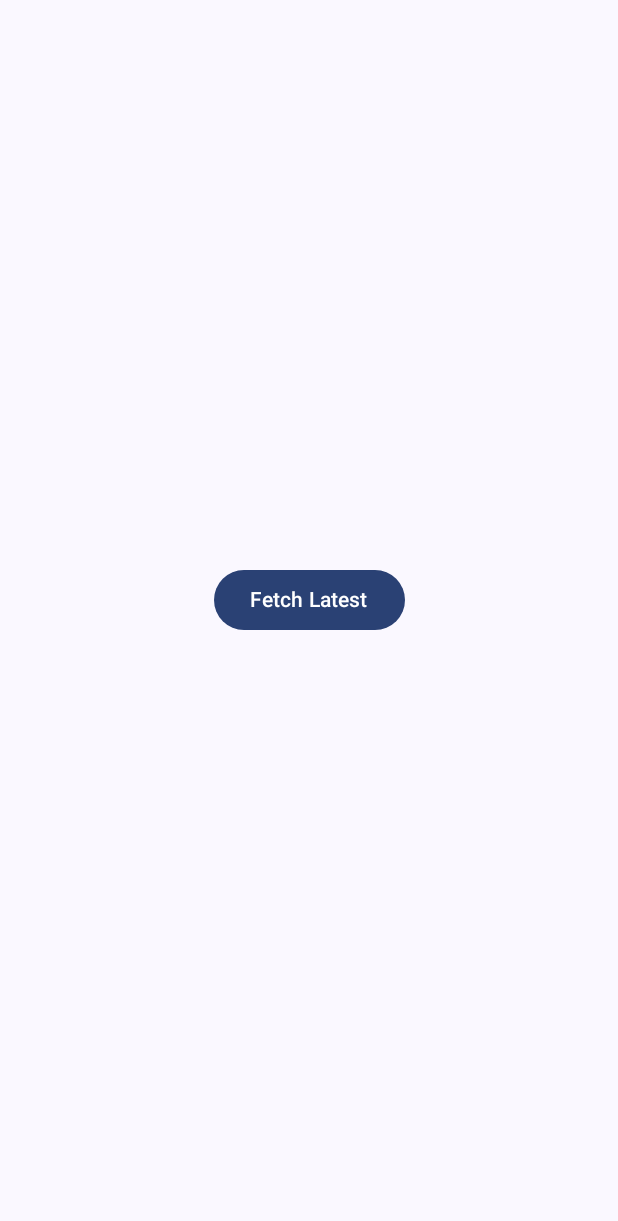
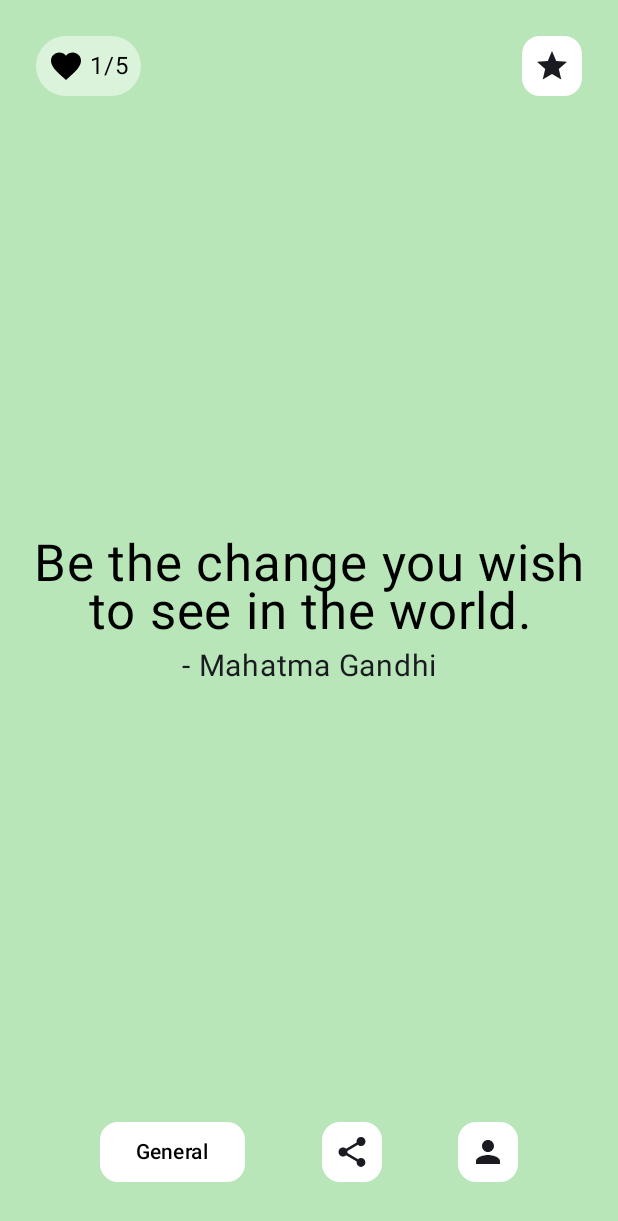
Before and after one commit to UsamaSabirrr/daily-quote, an Android app built with Jetpack Compose: the screen it shows after launch (MainActivity), on a phone screen of 412 x 824 dp. Shown: the top 1221 px of the screen. Run offline under Robolectric (Android 15) with nearby library versions, the phone set to English and light mode, and no system bars; our stand-ins replace Room's generated code; 1 statement that could not run was skipped.

Commit message:
quote color change done.

```diff
--- a/app/build.gradle.kts
+++ b/app/build.gradle.kts
@@ -2,6 +2,7 @@ plugins {
     alias(libs.plugins.android.application)
     alias(libs.plugins.kotlin.android)
     alias(libs.plugins.kotlin.compose)
+    id("com.google.devtools.ksp")
 }
 
 android {
@@ -41,7 +42,11 @@ android {
 }
 
 dependencies {
+    val roomVersion = "2.6.1"
 
+    implementation("androidx.room:room-runtime:$roomVersion")
+    implementation("androidx.room:room-ktx:$roomVersion")
+    ksp("androidx.room:room-compiler:$roomVersion")
     implementation(libs.androidx.core.ktx)
     implementation(libs.androidx.lifecycle.runtime.ktx)
     implementation(libs.androidx.activity.compose)
--- a/app/src/main/java/com/example/myapplication/MainActivity.kt
+++ b/app/src/main/java/com/example/myapplication/MainActivity.kt
@@ -4,63 +4,75 @@ import android.os.Bundle
 import androidx.activity.ComponentActivity
 import androidx.activity.compose.setContent
 import androidx.activity.enableEdgeToEdge
-import androidx.compose.foundation.layout.Arrangement
-import androidx.compose.foundation.layout.Column
-import androidx.compose.foundation.layout.fillMaxHeight
 import androidx.compose.foundation.layout.fillMaxSize
-import androidx.compose.foundation.layout.fillMaxWidth
-import androidx.compose.material3.Button
-import androidx.compose.material3.CircularProgressIndicator
 import androidx.compose.material3.Scaffold
-import androidx.compose.material3.Text
 import androidx.compose.runtime.collectAsState
 import androidx.compose.runtime.getValue
-import androidx.compose.runtime.remember
-import androidx.compose.ui.Alignment
 import androidx.compose.ui.Modifier
+import androidx.room.Room
 import androidx.work.WorkManager
+import com.example.myapplication.network.AppDatabase
 import com.example.myapplication.network.QuoteRepository
 import com.example.myapplication.presentation.QuoteIntent
 import com.example.myapplication.presentation.QuoteViewModel
 import com.example.myapplication.ui.theme.MyApplicationTheme
+import com.example.myapplication.view.QuoteScreen
 import kotlinx.coroutines.CoroutineScope
 import kotlinx.coroutines.Dispatchers
-import kotlinx.coroutines.launch
 
 class MainActivity : ComponentActivity() {
     val workManager = WorkManager.getInstance()
     val quoteRepository = QuoteRepository()
-    private val viewModel = QuoteViewModel(workManager,quoteRepository)
+
     override fun onCreate(savedInstanceState: Bundle?) {
         super.onCreate(savedInstanceState)
         enableEdgeToEdge()
         setContent {
+            val db = Room.databaseBuilder(
+                applicationContext,
+                AppDatabase::class.java, "quote-database"
+            ).build()
+            val viewModel = QuoteViewModel(workManager,quoteRepository,db)
+
             val state by viewModel.state.collectAsState()
             val scope = CoroutineScope(Dispatchers.Main)
 
             MyApplicationTheme {
                 Scaffold(modifier = Modifier.fillMaxSize()) { innerPadding ->
-                    Column(
-                        modifier = Modifier.fillMaxHeight().fillMaxWidth(),
-                        verticalArrangement = Arrangement.Center, horizontalAlignment = Alignment.CenterHorizontally) {
-                        if(state.isLoading){
-                            CircularProgressIndicator()
-                        }else {
-                            Column {
-                                Button(
-                                    onClick = {
-                                        scope.launch(Dispatchers.IO) {
-                                            viewModel.processIntent(QuoteIntent.FetchQuote)
-                                        }
-                                    }) {
-                                    Text("Fetch Latest")
-                                }
-                                Text(state.quote?.title ?: "")
-                            }
-                        }
-                    }
+                    QuoteScreen(quoteColor = state.quoteColor, changeQuoteColor ={color ->
+                        viewModel.processIntent(QuoteIntent.ChangeQuoteColor(color))
+                    })
                 }
             }
         }
     }
 }
+
+//will need to add these changes too
+
+//@Composable
+//fun QuoteUI(state: QuoteState){
+//    Column(
+//        modifier = Modifier.fillMaxHeight().fillMaxWidth(),
+//        verticalArrangement = Arrangement.Center, horizontalAlignment = Alignment.CenterHorizontally) {
+//        if(state.isLoading){
+//            CircularProgressIndicator()
+//        }else {
+//            Column {
+//                Button(
+//                    onClick = {
+//                        scope.launch(Dispatchers.IO) {
+//                            viewModel.processIntent(QuoteIntent.FetchQuote)
+//                        }
+//                    }) {
+//                    Text("Fetch Latest")
+//                }
+//                Text(state.quote?.title ?: "")
+//            }
+//            Column {
+//                for (i in 0 until (state.quoteList?.size ?: 0))
+//                    state.quoteList?.get(i)?.quote?.let { Text(it) }
+//            }
+//        }
+//    }
+//}
--- a/app/src/main/java/com/example/myapplication/domain/Quote.kt
+++ b/app/src/main/java/com/example/myapplication/domain/Quote.kt
@@ -6,4 +6,5 @@ import retrofit2.http.GET
 data class Quote(
     val id: String,
     val title: String,
+    val author:String? = null
 )
--- /dev/null
+++ b/app/src/main/java/com/example/myapplication/network/storage.kt
@@ -0,0 +1,31 @@
+package com.example.myapplication.network
+
+import androidx.room.ColumnInfo
+import androidx.room.Dao
+import androidx.room.Database
+import androidx.room.Entity
+import androidx.room.Insert
+import androidx.room.PrimaryKey
+import androidx.room.Query
+import androidx.room.RoomDatabase
+
+@Entity
+data class QuoteLocal(
+    @PrimaryKey val uid: String,
+    @ColumnInfo(name = "title") val quote: String?,
+)
+
+@Dao
+interface QuoteDao {
+    @Query("SELECT * FROM quotelocal")
+    fun getAll(): List<QuoteLocal>
+
+    @Insert
+    fun insertQuote(vararg users: QuoteLocal)
+
+}
+
+@Database(entities = [QuoteLocal::class], version = 1)
+abstract class AppDatabase : RoomDatabase() {
+    abstract fun quoteDao(): QuoteDao
+}
--- a/app/src/main/java/com/example/myapplication/presentation/QuoteIntent.kt
+++ b/app/src/main/java/com/example/myapplication/presentation/QuoteIntent.kt
@@ -2,7 +2,5 @@ package com.example.myapplication.presentation
 
 sealed class QuoteIntent {
     object FetchQuote : QuoteIntent()
-
-//    object ScheduleDailyQuote : QuoteIntent()
-//    object CancelDailyQuote : QuoteIntent()
+    data class ChangeQuoteColor(val color: androidx.compose.ui.graphics.Color) : QuoteIntent()
 }
--- a/app/src/main/java/com/example/myapplication/presentation/QuoteState.kt
+++ b/app/src/main/java/com/example/myapplication/presentation/QuoteState.kt
@@ -1,10 +1,14 @@
 package com.example.myapplication.presentation
 
+import androidx.compose.ui.graphics.Color
 import com.example.myapplication.domain.Quote
+import com.example.myapplication.network.QuoteLocal
 
 data class QuoteState(
     val quote: Quote? = null,
+    val quoteList:List<QuoteLocal>? = null,
     val isLoading: Boolean = false,
     val error: String? = null,
-    val isDailyQuoteScheduled: Boolean = false
+    val isDailyQuoteScheduled: Boolean = false,
+    val quoteColor:Color = Color.Black
 )
--- a/app/src/main/java/com/example/myapplication/presentation/QuoteViewModel.kt
+++ b/app/src/main/java/com/example/myapplication/presentation/QuoteViewModel.kt
@@ -4,30 +4,41 @@ import androidx.lifecycle.ViewModel
 import androidx.lifecycle.viewModelScope
 import androidx.work.Constraints
 import androidx.work.NetworkType
-import androidx.work.OneTimeWorkRequest
 import androidx.work.OneTimeWorkRequestBuilder
 import androidx.work.WorkManager
 import com.example.myapplication.domain.Quote
+import com.example.myapplication.network.AppDatabase
 import com.example.myapplication.network.QuoteRepository
 import kotlinx.coroutines.Dispatchers
 import kotlinx.coroutines.flow.MutableStateFlow
 import kotlinx.coroutines.flow.StateFlow
 import kotlinx.coroutines.flow.asStateFlow
-import kotlinx.coroutines.flow.collect
 import kotlinx.coroutines.launch
 
-class QuoteViewModel(private val workManager: WorkManager,private val quoteRepository: QuoteRepository) : ViewModel() {
+class QuoteViewModel(private val workManager: WorkManager,private val quoteRepository: QuoteRepository,private val db: AppDatabase) : ViewModel() {
     private val _state = MutableStateFlow(QuoteState())
     val state: StateFlow<QuoteState> = _state.asStateFlow()
+    val quoteDao = db.quoteDao()
 
+    init {
+        viewModelScope.launch(Dispatchers.IO) {
+          val result = quoteDao.getAll()
+            _state.value = _state.value.copy(quoteList = result)
+        }
+    }
 
 
     val myQuotes = listOf("Hy man","How are you","doing good")
 
-    suspend fun processIntent(intent: QuoteIntent){
+     fun processIntent(intent: QuoteIntent){
         when(intent){
             is QuoteIntent.FetchQuote -> getQuote()
+            is QuoteIntent.ChangeQuoteColor -> updateQuoteColor(intent.color)
         }
+    }
+
+    private fun updateQuoteColor(color: androidx.compose.ui.graphics.Color){
+        _state.value = _state.value.copy(quoteColor = color)
     }
 
     private fun fetchQuote(){
@@ -50,6 +61,9 @@ class QuoteViewModel(private val workManager: WorkManager,private val quoteRepos
                     id ="2"
                 )
             }, isLoading = false)
+            if (users != null) {
+                quoteDao.insertQuote(com.example.myapplication.network.QuoteLocal(uid = users.id, quote = users.title))
+            }
         }
     }
 
--- /dev/null
+++ b/app/src/main/java/com/example/myapplication/view/bottomsheet.kt
@@ -0,0 +1,70 @@
+package com.example.myapplication.view
+
+import androidx.compose.foundation.background
+import androidx.compose.foundation.border
+import androidx.compose.foundation.clickable
+import androidx.compose.foundation.layout.Arrangement
+import androidx.compose.foundation.layout.Box
+import androidx.compose.foundation.layout.Column
+import androidx.compose.foundation.layout.Row
+import androidx.compose.foundation.layout.Spacer
+import androidx.compose.foundation.layout.fillMaxWidth
+import androidx.compose.foundation.layout.height
+import androidx.compose.foundation.layout.padding
+import androidx.compose.foundation.layout.width
+import androidx.compose.foundation.shape.RoundedCornerShape
+import androidx.compose.material3.Button
+import androidx.compose.material3.ExperimentalMaterial3Api
+import androidx.compose.material3.ModalBottomSheet
+import androidx.compose.material3.SheetState
+import androidx.compose.material3.Text
+import androidx.compose.material3.rememberModalBottomSheetState
+import androidx.compose.runtime.Composable
+import androidx.compose.runtime.getValue
+import androidx.compose.runtime.mutableStateOf
+import androidx.compose.runtime.remember
+import androidx.compose.runtime.rememberCoroutineScope
+import androidx.compose.runtime.setValue
+import androidx.compose.ui.Modifier
+import androidx.compose.ui.graphics.Color
+import androidx.compose.ui.unit.dp
+import kotlinx.coroutines.launch
+
+@OptIn(ExperimentalMaterial3Api::class)
+@Composable
+fun bottomsheet(showBottomSheet:Boolean,onDismiss:()->Unit,changeQuoteColor:(color:Color)->Unit){
+    val sheetState = rememberModalBottomSheetState()
+    val scope = rememberCoroutineScope()
+    val colors = listOf(Color(0xffe8daef),Color(0xffd2b4de),Color(0xffabebc6),Color(0xfff1c40f),Color(0xff8e44ad))
+
+
+    if (showBottomSheet) {
+        ModalBottomSheet(
+
+            onDismissRequest = {
+                onDismiss()
+            },
+            sheetState = sheetState
+        ) {
+            Column(modifier = Modifier.height(200.dp)) {
+                Row(horizontalArrangement = Arrangement.Center, modifier = Modifier.fillMaxWidth()) {
+                    for(i in 0 until 5) {
+                        Box(
+                            modifier = Modifier.height(60.dp).width(60.dp).border(
+                                1.dp, Color.Transparent,
+                                RoundedCornerShape(10.dp)
+                            ).background(color = colors[i]).clickable {
+                                changeQuoteColor(colors[i])
+                            }
+                        ) {
+
+                        }
+                        Spacer(modifier = Modifier.width(5.dp))
+                    }
+
+
+                }
+            }
+        }
+    }
+}
--- /dev/null
+++ b/app/src/main/java/com/example/myapplication/view/quotescreen.kt
@@ -0,0 +1,282 @@
+package com.example.myapplication.view
+
+import androidx.compose.foundation.background
+import androidx.compose.foundation.clickable
+import androidx.compose.foundation.layout.Arrangement
+import androidx.compose.foundation.layout.Box
+import androidx.compose.foundation.layout.Column
+import androidx.compose.foundation.layout.Row
+import androidx.compose.foundation.layout.Spacer
+import androidx.compose.foundation.layout.fillMaxSize
+import androidx.compose.foundation.layout.fillMaxWidth
+import androidx.compose.foundation.layout.padding
+import androidx.compose.foundation.layout.width
+import androidx.compose.foundation.shape.RoundedCornerShape
+import androidx.compose.material.icons.Icons
+import androidx.compose.material.icons.filled.Favorite
+import androidx.compose.material.icons.filled.Person
+import androidx.compose.material.icons.filled.Share
+import androidx.compose.material.icons.filled.Star
+import androidx.compose.material3.Button
+import androidx.compose.material3.ButtonDefaults
+import androidx.compose.material3.Icon
+import androidx.compose.material3.Text
+import androidx.compose.runtime.Composable
+import androidx.compose.runtime.getValue
+import androidx.compose.runtime.mutableStateOf
+import androidx.compose.runtime.remember
+import androidx.compose.runtime.setValue
+import androidx.compose.ui.Alignment
+import androidx.compose.ui.Modifier
+import androidx.compose.ui.graphics.Color
+import androidx.compose.ui.text.buildAnnotatedString
+import androidx.compose.ui.text.font.FontFamily
+import androidx.compose.ui.text.style.TextAlign
+import androidx.compose.ui.unit.dp
+import androidx.compose.ui.unit.sp
+import com.example.myapplication.domain.Quote
+
+val quotesList = listOf(
+    Quote(
+        id = "1",
+        title = "Be the change you wish to see in the world.",
+        author = "Mahatma Gandhi"
+    ),
+    Quote(
+        id = "2",
+        title = "In the middle of difficulty lies opportunity.",
+        author = "Albert Einstein"
+    ),
+    Quote(
+        id = "3",
+        title = "The only way to do great work is to love what you do.",
+        author = "Steve Jobs"
+    ),
+    Quote(
+        id = "4",
+        title = "Life is what happens when you're busy making other plans.",
+        author = "John Lennon"
+    ),
+    Quote(
+        id = "5",
+        title = "Success is not final, failure is not fatal: it is the courage to continue that counts.",
+        author = "Winston Churchill"
+    ),
+    Quote(
+        id = "6",
+        title = "The future belongs to those who believe in the beauty of their dreams.",
+        author = "Eleanor Roosevelt"
+    ),
+    Quote(
+        id = "7",
+        title = "It always seems impossible until it's done.",
+        author = "Nelson Mandela"
+    ),
+    Quote(
+        id = "8",
+        title = "The journey of a thousand miles begins with one step.",
+        author = "Lao Tzu"
+    ),
+    Quote(
+        id = "9",
+        title = "Knowledge is being aware of what you can do. Wisdom is knowing when not to do it.",
+        author = "Anonymous"
+    ),
+    Quote(
+        id = "10",
+        title = "The only limit to our realization of tomorrow will be our doubts of today.",
+        author = "Franklin D. Roosevelt"
+    ),
+    Quote(
+        id = "11",
+        title = "Do what you can, with what you have, where you are.",
+        author = "Theodore Roosevelt"
+    ),
+    Quote(
+        id = "12",
+        title = "Everything you've ever wanted is on the other side of fear.",
+        author = "George Addair"
+    ),
+    Quote(
+        id = "13",
+        title = "Success is walking from failure to failure with no loss of enthusiasm.",
+        author = "Winston Churchill"
+    ),
+    Quote(
+        id = "14",
+        title = "The best way to predict the future is to create it.",
+        author = "Peter Drucker"
+    ),
+    Quote(
+        id = "15",
+        title = "If you want to lift yourself up, lift up someone else.",
+        author = "Booker T. Washington"
+    ),
+    Quote(
+        id = "16",
+        title = "The only impossible journey is the one you never begin.",
+        author = "Tony Robbins"
+    ),
+    Quote(
+        id = "17",
+        title = "What you get by achieving your goals is not as important as what you become by achieving your goals.",
+        author = "Zig Ziglar"
+    ),
+    Quote(
+        id = "18",
+        title = "The mind is everything. What you think you become.",
+        author = "Buddha"
+    ),
+    Quote(
+        id = "19",
+        title = "The way to get started is to quit talking and begin doing.",
+        author = "Walt Disney"
+    ),
+    Quote(
+        id = "20",
+        title = "Don't watch the clock; do what it does. Keep going.",
+        author = "Sam Levenson"
+    )
+)
+
+
+
+
+@Composable
+fun QuoteScreen(quoteColor:Color, changeQuoteColor:(color:Color)->Unit) {
+    var showBottomSheet by remember { mutableStateOf(false) }
+    Box(
+        modifier = Modifier
+            .fillMaxSize()
+            .background(Color(0xFFB8E6B8))  // Light mint green background
+    ) {
+        Column(
+            modifier = Modifier
+                .fillMaxSize()
+                .padding(16.dp),
+            horizontalAlignment = Alignment.CenterHorizontally
+        ) {
+            // Top Section with Progress
+            Row(
+                modifier = Modifier
+                    .fillMaxWidth()
+                    .padding(8.dp),
+                horizontalArrangement = Arrangement.SpaceBetween,
+                verticalAlignment = Alignment.CenterVertically
+            ) {
+                Row(
+                    verticalAlignment = Alignment.CenterVertically,
+                    modifier = Modifier
+                        .background(
+                            color = Color.White.copy(alpha = 0.5f),
+                            shape = RoundedCornerShape(20.dp)
+                        )
+                        .padding(8.dp)
+                ) {
+                    Icon(
+                        imageVector = Icons.Default.Favorite,
+                        contentDescription = "Progress",
+                        tint = Color.Black
+                    )
+                    Spacer(modifier = Modifier.width(4.dp))
+                    Text(
+                        text = "1/5",
+                        color = Color.Black
+                    )
+                }
+
+                // Crown icon at top right
+                Icon(
+                    imageVector = Icons.Default.Star,  // You can replace with a crown icon
+                    contentDescription = "Crown",
+                    modifier = Modifier
+                        .background(
+                            color = Color.White,
+                            shape = RoundedCornerShape(12.dp)
+                        )
+                        .padding(8.dp)
+                )
+            }
+
+            // Quote Text
+            Box(
+                modifier = Modifier
+                    .weight(1f),
+                contentAlignment = Alignment.Center
+            ) {
+                Column(horizontalAlignment = Alignment.CenterHorizontally){
+                    Text(
+                        text = buildAnnotatedString {
+                            append("${quotesList[0].title}")
+                        },
+                        textAlign = TextAlign.Center,
+                        color = quoteColor,
+
+                        fontSize = 34.sp,
+                        lineHeight = 32.sp,
+                        fontFamily = FontFamily.Default  // You can replace with custom font
+
+                    )
+                    Text(
+                        text = buildAnnotatedString {
+                            append("- ${quotesList[0].author}")
+                        },
+                        textAlign = TextAlign.Center,
+                        fontSize = 20.sp,
+                        lineHeight = 32.sp,
+                        fontFamily = FontFamily.Default  // You can replace with custom font
+                    )
+                }
+
+
+            }
+
+            // Bottom Buttons
+            Row(
+                modifier = Modifier
+                    .fillMaxWidth()
+                    .padding(bottom = 16.dp),
+                horizontalArrangement = Arrangement.SpaceEvenly,
+                verticalAlignment = Alignment.CenterVertically
+            ) {
+                Button(
+                    onClick = { /* Handle category click */ },
+                    colors = ButtonDefaults.buttonColors(containerColor = Color.White),
+                    shape = RoundedCornerShape(12.dp)
+                ) {
+                    Text(
+                        text = "General",
+                        color = Color.Black
+                    )
+                }
+
+                Icon(
+                    imageVector = Icons.Default.Share,  // Replace with your custom share icon
+                    contentDescription = "Share",
+                    modifier = Modifier
+                        .background(
+                            color = Color.White,
+                            shape = RoundedCornerShape(12.dp)
+                        )
+                        .padding(8.dp)
+                )
+
+                Icon(
+                    imageVector = Icons.Default.Person,  // Replace with your custom profile icon
+                    contentDescription = "Profile",
+                    modifier = Modifier
+                        .background(
+                            color = Color.White,
+                            shape = RoundedCornerShape(12.dp)
+                        )
+                        .padding(8.dp).clickable {
+                            showBottomSheet = !showBottomSheet
+                        }
+                )
+                bottomsheet( showBottomSheet, onDismiss = {
+                    showBottomSheet = !showBottomSheet
+                },changeQuoteColor = changeQuoteColor)
+            }
+        }
+    }
+}
--- a/build.gradle.kts
+++ b/build.gradle.kts
@@ -3,4 +3,4 @@ plugins {
     alias(libs.plugins.android.application) apply false
     alias(libs.plugins.kotlin.android) apply false
     alias(libs.plugins.kotlin.compose) apply false
-}
+    id("com.google.devtools.ksp") version "2.0.10-1.0.24" apply false}
```
